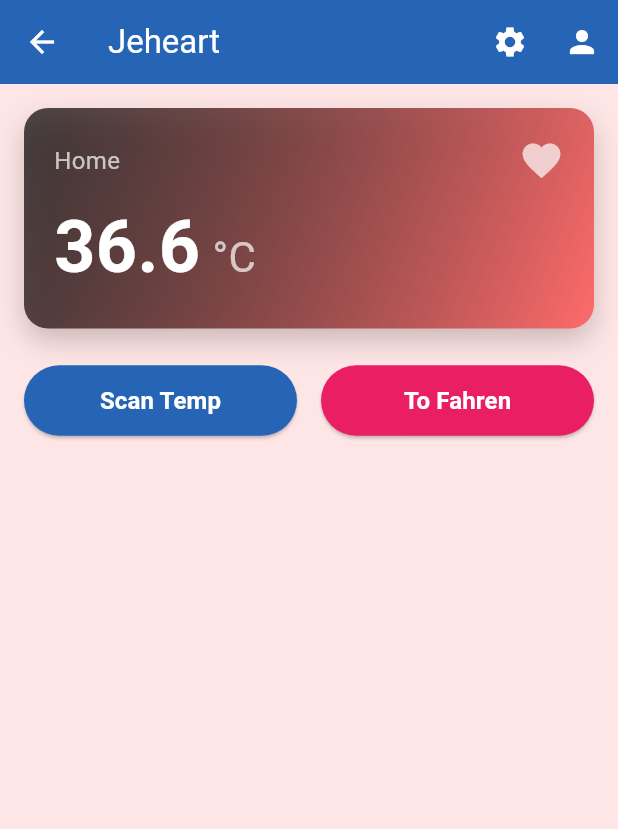
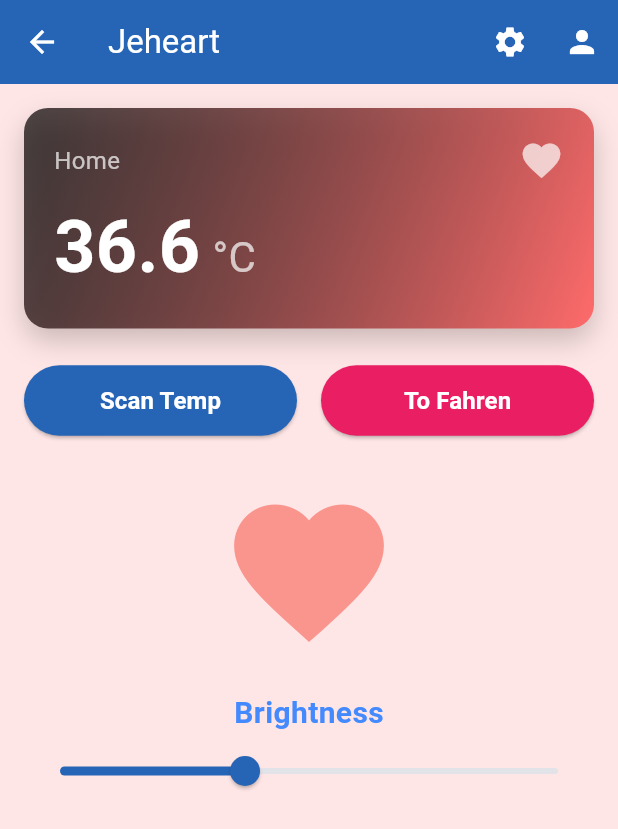
Before and after one commit to MariaKundrat/Mobile_dev, a Flutter app: the HomeScreen screen opened by its route, on a phone screen of 412 x 824 dp. Shown: the top 829 px of the screen. Run offline on Flutter 3.47's test engine with Material 3 defaults, Android fonts, the phone set to English and light mode, and no system bars; our stand-ins replace shared_preferences; accounts and stored records are empty.

Commit message:
[FIX] some bugs and [ADD] the brightness slider

```diff
--- a/lib/presentation/screens/home_screen.dart
+++ b/lib/presentation/screens/home_screen.dart
@@ -14,6 +14,7 @@ class HomeScreen extends StatefulWidget {
 class HomeScreenState extends State<HomeScreen> {
   double _currentTemperature = 36.6;
   bool _isCelsius = true;
+  double _brightness = 0.5;
 
   void _scanTemperature() {
     setState(() {
@@ -85,6 +86,41 @@ class HomeScreenState extends State<HomeScreen> {
                   ),
                 ],
               ),
+              const SizedBox(
+                height: 30,
+              ),
+              Icon(
+                Icons.favorite,
+                size: 120,
+                color: Colors.red.withAlpha((_brightness * 255).toInt()),
+              ),
+              const SizedBox(height: 20),
+              Column(
+                crossAxisAlignment: CrossAxisAlignment.start,
+                children: [
+                  const Center(
+                    child: Text(
+                      'Brightness',
+                      style: TextStyle(
+                        fontSize: 20,
+                        fontWeight: FontWeight.bold,
+                        color: Colors.blueAccent,
+                      ),
+                    ),
+                  ),
+                  Slider(
+                    value: _brightness,
+                    min: 0.2,
+                    divisions: 100,
+                    label: (_brightness * 100).toInt().toString(),
+                    onChanged: (value) {
+                      setState(() {
+                        _brightness = value;
+                      });
+                    },
+                  ),
+                ],
+              ),
             ],
           ),
         ),
--- a/lib/presentation/widgets/custom_text_field.dart
+++ b/lib/presentation/widgets/custom_text_field.dart
@@ -48,6 +48,11 @@ class CustomTextField extends StatelessWidget {
             borderSide: const BorderSide(color: Colors.blue, width: 2),
           ),
           labelText: labelText,
+          errorStyle: const TextStyle(
+            color: Colors.orange,
+            fontSize: 12,
+            fontWeight: FontWeight.bold,
+          ),
           labelStyle: labelStyle ?? const TextStyle(color: Colors.black),
           prefixIcon: prefixIcon != null
               ? Icon(prefixIcon, color: iconColor ?? Colors.black)
--- a/lib/presentation/widgets/profile_info_item.dart
+++ b/lib/presentation/widgets/profile_info_item.dart
@@ -6,10 +6,10 @@ class ProfileInfoItem extends StatelessWidget {
   final String subtitle;
 
   const ProfileInfoItem({
-    super.key,
     required this.icon,
     required this.title,
     required this.subtitle,
+    super.key,
   });
 
   @override
```
Also changed, not shown: lib/logic/login_logic.dart (+6 -1 lines), lib/presentation/screens/login_screen.dart (+16 -25 lines), lib/presentation/screens/profile_screen.dart (+8 -6 lines), lib/presentation/screens/register_screen.dart (+15 -19 lines), lib/services/auth_service.dart (+0 -7 lines).
